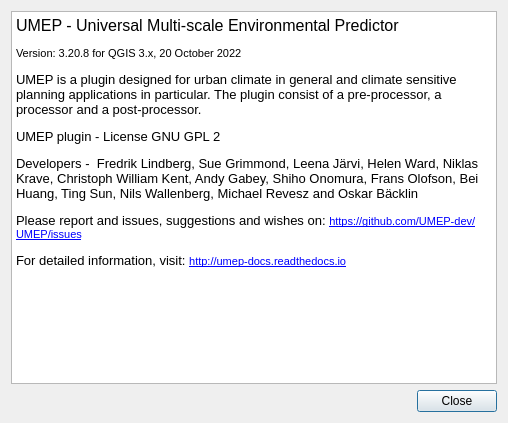
The window that UMEP_about.ui (UMEP-dev/UMEP) describes before a commit, drawn with Qt 5.
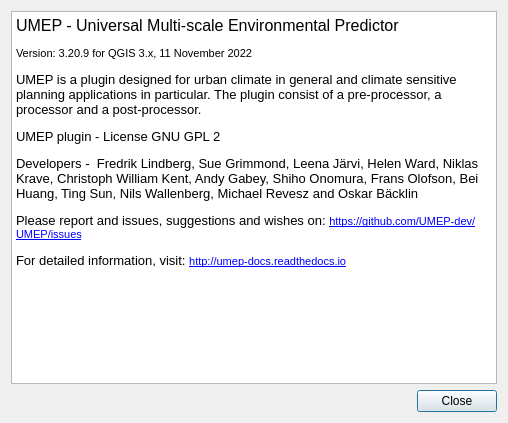
The same window after the commit.

```diff
--- a/UMEP_about.ui
+++ b/UMEP_about.ui
@@ -31,7 +31,7 @@
 p, li { white-space: pre-wrap; }
 &lt;/style&gt;&lt;/head&gt;&lt;body style=&quot; font-family:'MS Shell Dlg 2'; font-size:7.8pt; font-weight:400; font-style:normal;&quot;&gt;
 &lt;p style=&quot; margin-top:0px; margin-bottom:0px; margin-left:0px; margin-right:0px; -qt-block-indent:0; text-indent:0px;&quot;&gt;&lt;span style=&quot; font-size:12pt;&quot;&gt;UMEP - Universal Multi-scale Environmental Predictor &lt;/span&gt;&lt;/p&gt;
-&lt;p style=&quot; margin-top:12px; margin-bottom:12px; margin-left:0px; margin-right:0px; -qt-block-indent:0; text-indent:0px;&quot;&gt;&lt;span style=&quot; font-size:8pt;&quot;&gt;Version: 3.20.8 for QGIS 3.x, 20 October 2022&lt;/span&gt;&lt;/p&gt;
+&lt;p style=&quot; margin-top:12px; margin-bottom:12px; margin-left:0px; margin-right:0px; -qt-block-indent:0; text-indent:0px;&quot;&gt;&lt;span style=&quot; font-size:8pt;&quot;&gt;Version: 3.20.9 for QGIS 3.x, 11 November 2022&lt;/span&gt;&lt;/p&gt;
 &lt;p style=&quot; margin-top:12px; margin-bottom:12px; margin-left:0px; margin-right:0px; -qt-block-indent:0; text-indent:0px;&quot;&gt;&lt;span style=&quot; font-size:10pt;&quot;&gt;UMEP is a plugin designed for urban climate in general and climate sensitive planning applications in particular. The plugin consist of a pre-processor, a processor and a post-processor.&lt;/span&gt;&lt;/p&gt;
 &lt;p style=&quot; margin-top:12px; margin-bottom:12px; margin-left:0px; margin-right:0px; -qt-block-indent:0; text-indent:0px;&quot;&gt;&lt;span style=&quot; font-size:10pt;&quot;&gt;UMEP plugin - License GNU GPL 2&lt;/span&gt;&lt;/p&gt;
 &lt;p style=&quot; margin-top:12px; margin-bottom:12px; margin-left:0px; margin-right:0px; -qt-block-indent:0; text-indent:0px;&quot;&gt;&lt;span style=&quot; font-size:10pt;&quot;&gt;Developers -  Fredrik Lindberg, Sue Grimmond, Leena Järvi, Helen Ward, Niklas Krave, Christoph William Kent, Andy Gabey, Shiho Onomura, Frans Olofson, Bei Huang, Ting Sun, Nils Wallenberg, Michael Revesz and Oskar Bäcklin&lt;/span&gt;&lt;/p&gt;
```
